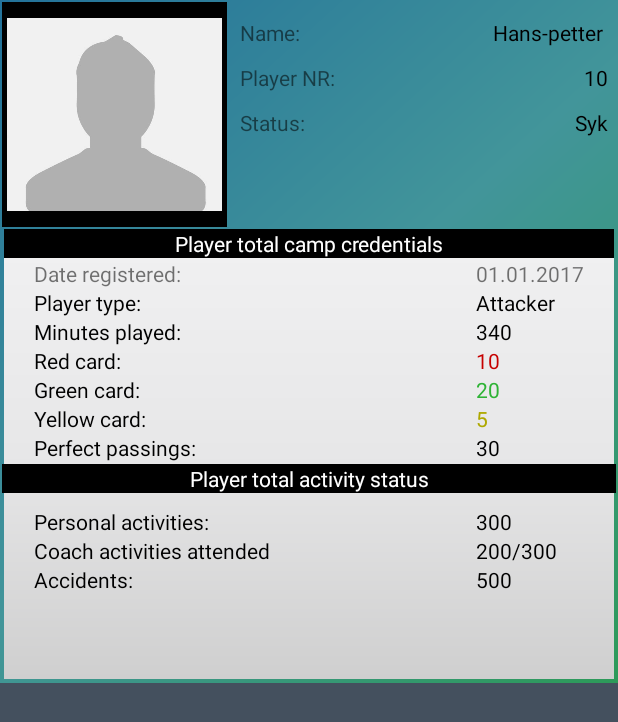
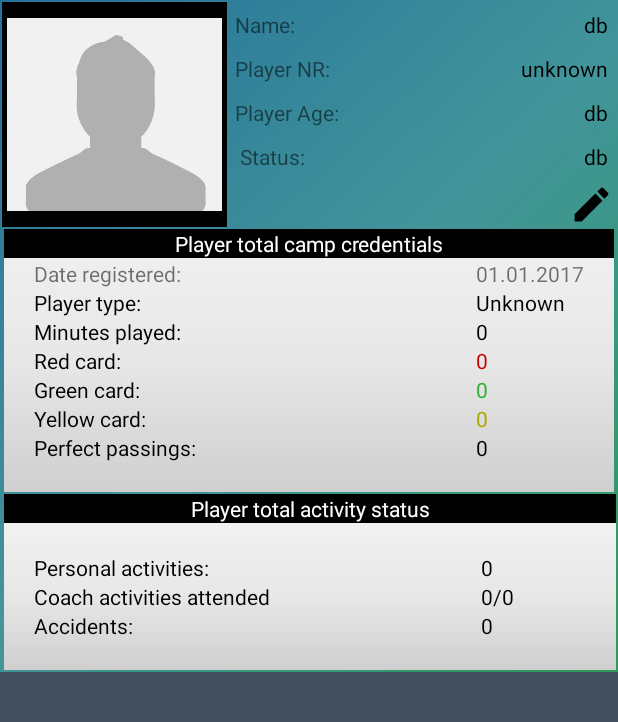
Before and after one commit to gebib/Idretts_app, an Android app: the fragment ProfileView placed in its activity, on a phone screen of 412 x 824 dp. Shown: the top 722 px of the screen. Run offline under Robolectric (Android 15) with nearby library versions, the phone set to English and light mode, and no system bars; our stand-ins replace Firebase (no records; nobody signed in at launch, a user with empty details on screens opened directly).

Commit message:
update20.1: dbRgUser new info, profile page ready.. picasso next, DB query next

```diff
--- a/app/src/main/java/com/example/gruppe43/idretts_app/application/controll/Authentication.java
+++ b/app/src/main/java/com/example/gruppe43/idretts_app/application/controll/Authentication.java
@@ -139,6 +139,9 @@ public class Authentication {
                     current_user_db.child("registeredDate").setValue(registeredDate);
                     current_user_db.child("confirmedByCoach").setValue(confirmation);//TODO coach need to confirm and user is restricted until then, remove auto or manually if not confirmed
                     current_user_db.child("isAdmin").setValue("false");
+                    current_user_db.child("playerNr").setValue("unknown");//TODO
+                    current_user_db.child("playerType").setValue("unknown");//TODO
+                    current_user_db.child("status").setValue("Active");// TODO change when abcence registered
                     progressDialog.dismiss();
                     checkIfThitIsFirstUser();
                     signIn(email,pass);
--- a/app/src/main/java/com/example/gruppe43/idretts_app/application/controll/DataBaseHelper.java
+++ b/app/src/main/java/com/example/gruppe43/idretts_app/application/controll/DataBaseHelper.java
@@ -229,21 +229,6 @@ public class DataBaseHelper extends Authentication {
         });
     }
 
-/*    private void getUserNameGivenId(String userId){
-        fbUsersDbRef.child(userId).addValueEventListener(new ValueEventListener() {
-            @Override
-            public void onDataChange(DataSnapshot dataSnapshot) {
-                if(dataSnapshot.exists()){
-                    player_posts.child()
-                }
-            }
-
-            @Override
-            public void onCancelled(DatabaseError databaseError) {
-
-            }
-        })
-    }*/
 
     //get the name of owner of this post key
     private void getPostOwnerName(String postOwnersId) {
--- a/app/src/main/java/com/example/gruppe43/idretts_app/application/model/UsersModel.java
+++ b/app/src/main/java/com/example/gruppe43/idretts_app/application/model/UsersModel.java
@@ -11,19 +11,25 @@ public class UsersModel {
     private String isAdmin;
     private String lastName;
     private String playerAge;
+    private String playerNr;
+    private String playerType;
     private String registeredDate;
+    private String status;
 
     public UsersModel() {
     }
 
-    public UsersModel(boolean confirmedByCoach, String firstName, String image, String isAdmin, String lastName, String playerAge, String registeredDate) {
+    public UsersModel(boolean confirmedByCoach, String firstName, String image, String isAdmin, String lastName, String playerAge, String playerNr, String playerType, String registeredDate, String status) {
         this.confirmedByCoach = confirmedByCoach;
         this.firstName = firstName;
         this.image = image;
         this.isAdmin = isAdmin;
         this.lastName = lastName;
         this.playerAge = playerAge;
+        this.playerNr = playerNr;
+        this.playerType = playerType;
         this.registeredDate = registeredDate;
+        this.status = status;
     }
 
     public boolean isConfirmedByCoach() {
@@ -74,6 +80,22 @@ public class UsersModel {
         this.playerAge = playerAge;
     }
 
+    public String getPlayerNr() {
+        return playerNr;
+    }
+
+    public void setPlayerNr(String playerNr) {
+        this.playerNr = playerNr;
+    }
+
+    public String getPlayerType() {
+        return playerType;
+    }
+
+    public void setPlayerType(String playerType) {
+        this.playerType = playerType;
+    }
+
     public String getRegisteredDate() {
         return registeredDate;
     }
@@ -81,4 +103,12 @@ public class UsersModel {
     public void setRegisteredDate(String registeredDate) {
         this.registeredDate = registeredDate;
     }
+
+    public String getStatus() {
+        return status;
+    }
+
+    public void setStatus(String status) {
+        this.status = status;
+    }
 }
--- a/app/src/main/java/com/example/gruppe43/idretts_app/application/view/fragments/FullActivityInfo.java
+++ b/app/src/main/java/com/example/gruppe43/idretts_app/application/view/fragments/FullActivityInfo.java
@@ -94,7 +94,7 @@ public class FullActivityInfo extends Fragment {
         absenceControllButton.setOnClickListener(new View.OnClickListener() {
             @Override
             public void onClick(View v) {
-                System.out.println("///////////////////////////// absenceControllButon"); //TODO
+                 //TODO absence controll popup
             }
         });
 
--- a/app/src/main/java/com/example/gruppe43/idretts_app/application/view/fragments/ProfileView.java
+++ b/app/src/main/java/com/example/gruppe43/idretts_app/application/view/fragments/ProfileView.java
@@ -1,24 +1,48 @@
 package com.example.gruppe43.idretts_app.application.view.fragments;
 
 
-import android.app.Activity;
 import android.content.Context;
 import android.os.Bundle;
 import android.support.v4.app.Fragment;
-import android.util.DisplayMetrics;
-import android.view.Display;
 import android.view.LayoutInflater;
 import android.view.View;
 import android.view.ViewGroup;
-import android.view.WindowManager;
 import android.widget.ImageView;
+import android.widget.TextView;
 
 import com.example.gruppe43.idretts_app.R;
 import com.example.gruppe43.idretts_app.application.interfaces.FragmentActivityInterface;
 
+import java.util.ArrayList;
+
 public class ProfileView extends Fragment {
     private FragmentActivityInterface mCallback;
-    private ImageView profileImage;
+
+    private ImageView profImageIV;//profile image
+
+    private TextView profileNameTv;
+    private TextView textView3PlayerNr;
+    private TextView textView11PlayerAge;
+    private TextView textView8Status;
+
+    private ImageView imageButtonEditProfile;//use as button
+
+    private TextView dateRegisteredDate;
+    private TextView playerTypeText;
+    private TextView numberOfminutePlayedText;
+    private TextView numberOfRedCardText;
+    private TextView numberOfGreenCardText;
+    private TextView numberOfYellowCardText;
+    private TextView numberOfPerfectPassingsText;
+    private TextView personalActivityActivitiesText;
+    private TextView coachActivityAttendedText;
+    private TextView numberOfAccidentsText;
+    private ArrayList<String> selectedUserIfoData;
+
+
+    public void setSelectedUserIfoData(ArrayList<String> selectedUserIfoData) {
+        this.selectedUserIfoData = selectedUserIfoData;
+    }
 
     public ProfileView() {
         // Required empty public constructor
@@ -41,6 +65,60 @@ public class ProfileView extends Fragment {
         mCallback.getFab().hide();
 
 
+        profileNameTv = (TextView) view.findViewById(R.id.profileNameTv);
+        profImageIV = (ImageView) view.findViewById(R.id.profImageIV);
+        textView3PlayerNr = (TextView) view.findViewById(R.id.textView3PlayerNr);
+
+        textView11PlayerAge = (TextView) view.findViewById(R.id.textView11PlayerAge);
+        textView8Status = (TextView) view.findViewById(R.id.textView8Status);
+
+        imageButtonEditProfile = (ImageView) view.findViewById(R.id.imageButtonEditProfile);
+
+        dateRegisteredDate = (TextView) view.findViewById(R.id.dateRegisteredDate);
+        playerTypeText = (TextView) view.findViewById(R.id.playerTypeText);
+        numberOfminutePlayedText = (TextView) view.findViewById(R.id.numberOfminutePlayedText);
+        numberOfRedCardText = (TextView) view.findViewById(R.id.numberOfRedCardText);
+        numberOfGreenCardText = (TextView) view.findViewById(R.id.numberOfGreenCardText);
+        numberOfYellowCardText = (TextView) view.findViewById(R.id.numberOfYellowCardText);
+        numberOfPerfectPassingsText = (TextView) view.findViewById(R.id.numberOfPerfectPassingsText);
+        personalActivityActivitiesText = (TextView) view.findViewById(R.id.personalActivityActivitiesText);
+        coachActivityAttendedText = (TextView) view.findViewById(R.id.coachActivityAttendedText);
+        numberOfAccidentsText = (TextView) view.findViewById(R.id.numberOfAccidentsText);
+
+
+        profImageIV.setOnClickListener(new View.OnClickListener() {
+            @Override
+            public void onClick(View v) {
+                System.out.println("////////////////// set image picasso");//TODO
+            }
+        });
+
+        imageButtonEditProfile.setOnClickListener(new View.OnClickListener() {
+            @Override
+            public void onClick(View v) {
+                System.out.println("////////////////// identify current user and get popup to fill inn the missings");//TODO
+            }
+        });
+
+        //profImageIV TODO picasso
+        if(selectedUserIfoData != null){
+            profileNameTv.setText(selectedUserIfoData.get(0));
+            textView3PlayerNr.setText(selectedUserIfoData.get(1));
+            textView11PlayerAge.setText(selectedUserIfoData.get(2));
+            textView8Status.setText(selectedUserIfoData.get(3));
+
+            dateRegisteredDate.setText(selectedUserIfoData.get(4));
+            playerTypeText.setText(selectedUserIfoData.get(5));
+            numberOfminutePlayedText.setText(selectedUserIfoData.get(6));
+            numberOfRedCardText.setText(selectedUserIfoData.get(7));
+            numberOfGreenCardText.setText(selectedUserIfoData.get(8));
+            numberOfYellowCardText.setText(selectedUserIfoData.get(9));
+            numberOfPerfectPassingsText.setText(selectedUserIfoData.get(10));
+
+            personalActivityActivitiesText.setText(selectedUserIfoData.get(11));
+            coachActivityAttendedText.setText(selectedUserIfoData.get(12));
+            numberOfAccidentsText.setText(selectedUserIfoData.get(13));
+        }
 
 
         return view;
--- /dev/null
+++ b/app/src/main/res/drawable/edit.xml
@@ -0,0 +1,9 @@
+<vector xmlns:android="http://schemas.android.com/apk/res/android"
+        android:width="24dp"
+        android:height="24dp"
+        android:viewportWidth="24.0"
+        android:viewportHeight="24.0">
+    <path
+        android:fillColor="#FF000000"
+        android:pathData="M3,17.25V21h3.75L17.81,9.94l-3.75,-3.75L3,17.25zM20.71,7.04c0.39,-0.39 0.39,-1.02 0,-1.41l-2.34,-2.34c-0.39,-0.39 -1.02,-0.39 -1.41,0l-1.83,1.83 3.75,3.75 1.83,-1.83z"/>
+</vector>
--- a/app/src/main/res/layout/fragment_profile_view.xml
+++ b/app/src/main/res/layout/fragment_profile_view.xml
@@ -38,80 +38,95 @@
                     android:layout_width="wrap_content"
                     android:layout_height="wrap_content"
                     android:maxLength="20"
-                    android:paddingBottom="5dp"
-                    android:paddingTop="5dp"
-                    android:text=" Name: " />
 
-                <TextView
-                    android:layout_width="match_parent"
-                    android:layout_height="wrap_content"
-                    android:maxLength="15"
-                    android:maxLines="1"
-                    android:paddingBottom="5dp"
-                    android:paddingTop="5dp"
-                    android:scrollHorizontally="true"
-                    android:text="Hans-petter "
-                    android:textAlignment="textEnd"
-                    android:textColor="@color/black" />
+                    android:text="@string/profileNameLabe" />
 
             </LinearLayout>
 
-            <LinearLayout
+
+            <TextView
+                android:id="@+id/profileNameTv"
                 android:layout_width="match_parent"
-                android:layout_height="wrap_content">
+                android:layout_height="wrap_content"
+                android:layout_toEndOf="@+id/psl"
+                android:fadingEdge="horizontal"
+                android:marqueeRepeatLimit="marquee_forever"
+                android:maxLines="1"
+                android:scrollHorizontally="true"
+                android:text="db"
+                android:textAlignment="textEnd"
+                android:textColor="@color/black" />
 
-            </LinearLayout>
 
-            <LinearLayout
-                android:layout_width="match_parent"
-                android:layout_height="wrap_content">
-
-            </LinearLayout>
+            <TextView
+                android:id="@+id/playerAge"
+                android:layout_width="wrap_content"
+                android:layout_height="wrap_content"
+                android:layout_alignParentStart="true"
+                android:layout_below="@+id/ppn"
+                android:layout_marginTop="10dp"
+                android:text="@string/player_age" />
 
             <TextView
                 android:id="@+id/ppn"
                 android:layout_width="wrap_content"
                 android:layout_height="wrap_content"
-                android:layout_alignParentStart="true"
-                android:layout_below="@+id/linearLayout"
-                android:paddingBottom="5dp"
-                android:paddingTop="5dp"
-                android:text=" Player NR: " />
+
+                android:layout_alignBaseline="@+id/textView3PlayerNr"
+                android:layout_alignBottom="@+id/textView3PlayerNr"
+                android:layout_toEndOf="@+id/textView3"
+                android:text="@string/profilePlayer_nr" />
+
+            <TextView
+
+                android:id="@+id/textView3"
+                android:layout_width="wrap_content"
+                android:layout_height="wrap_content"
+                android:layout_alignParentStart="true" />
 
             <TextView
                 android:id="@+id/psl"
                 android:layout_width="wrap_content"
                 android:layout_height="wrap_content"
-
-                android:layout_alignParentStart="true"
-                android:layout_below="@+id/ppn"
-                android:paddingBottom="5dp"
-                android:paddingTop="5dp"
+                android:layout_below="@+id/playerAge"
+                android:layout_marginTop="10dp"
                 android:text=" Status: " />
 
             <TextView
-                android:id="@+id/textView8"
+                android:id="@+id/textView8Status"
                 android:layout_width="wrap_content"
                 android:layout_height="wrap_content"
+
+
+                android:layout_alignBaseline="@+id/psl"
+                android:layout_alignBottom="@+id/psl"
                 android:layout_alignParentEnd="true"
-                android:layout_below="@+id/ppn"
                 android:maxLength="15"
-                android:paddingBottom="5dp"
-                android:paddingTop="5dp"
-                android:text="Syk"
+                android:text="db"
                 android:textAlignment="textEnd"
                 android:textColor="@color/black" />
 
             <TextView
-                android:id="@+id/textView3"
+                android:id="@+id/textView3PlayerNr"
                 android:layout_width="wrap_content"
                 android:layout_height="wrap_content"
                 android:layout_alignParentEnd="true"
                 android:layout_below="@+id/linearLayout"
+                android:layout_marginTop="10dp"
                 android:maxLength="15"
-                android:paddingBottom="5dp"
-                android:paddingTop="5dp"
-                android:text="10"
+                android:text="unknown"
+                android:textAlignment="textEnd"
+                android:textColor="@color/black" />
+
+            <TextView
+                android:id="@+id/textView11PlayerAge"
+                android:layout_width="wrap_content"
+                android:layout_height="wrap_content"
+                android:layout_alignParentEnd="true"
+
+                android:layout_alignTop="@+id/playerAge"
+                android:maxLength="15"
+                android:text="db"
                 android:textAlignment="textEnd"
                 android:textColor="@color/black" />
         </RelativeLayout>
@@ -119,7 +134,7 @@
         <RelativeLayout
             android:id="@+id/secondRelativeLayout"
             android:layout_width="match_parent"
-            android:layout_height="300dp"
+            android:layout_height="wrap_content"
             android:layout_below="@+id/topRelativLayout"
             android:layout_margin="1dp"
             android:background="@drawable/gradient_bg"
@@ -157,7 +172,7 @@
                 android:layout_alignParentEnd="true"
                 android:layout_alignStart="@+id/dateRegisteredDate"
                 android:layout_below="@+id/dateRegisteredDate"
-                android:text="Attacker"
+                android:text="Unknown"
                 android:textColor="@color/black" />
 
             <TextView
@@ -176,7 +191,7 @@
                 android:layout_alignParentEnd="true"
                 android:layout_alignStart="@+id/playerTypeText"
                 android:layout_below="@+id/playerTypeText"
-                android:text="340"
+                android:text="0"
                 android:textColor="@color/black" />
 
             <TextView
@@ -195,7 +210,7 @@
                 android:layout_alignParentEnd="true"
                 android:layout_alignStart="@+id/numberOfminutePlayedText"
                 android:layout_below="@+id/numberOfminutePlayedText"
-                android:text="10"
+                android:text="0"
                 android:textColor="#c60000" />
 
             <TextView
@@ -214,7 +229,7 @@
                 android:layout_alignParentEnd="true"
                 android:layout_alignStart="@+id/numberOfRedCardText"
                 android:layout_below="@+id/numberOfRedCardText"
-                android:text="20"
+                android:text="0"
                 android:textColor="#2eb335" />
 
             <TextView
@@ -233,7 +248,7 @@
                 android:layout_alignParentEnd="true"
                 android:layout_alignStart="@+id/numberOfGreenCardText"
                 android:layout_below="@+id/numberOfGreenCardText"
-                android:text="5"
+                android:text="0"
                 android:textColor="#FFAEA800" />
 
             <TextView
@@ -252,65 +267,10 @@
                 android:layout_alignParentEnd="true"
                 android:layout_alignStart="@+id/numberOfYellowCardText"
                 android:layout_below="@+id/numberOfYellowCardText"
-                android:text="30"
+                android:text="0"
                 android:textColor="@color/black" />
 
-            <TextView
-                android:id="@+id/personalActivityActivities"
-                android:layout_width="wrap_content"
-                android:layout_height="wrap_content"
-                android:layout_alignParentStart="true"
-                android:layout_below="@+id/numberOfPerfectPassings"
-                android:layout_marginTop="30dp"
-                android:text="Personal activities:"
-                android:textColor="@color/black" />
 
-            <TextView
-                android:id="@+id/personalActivityActivitiesText"
-                android:layout_width="wrap_content"
-                android:layout_height="wrap_content"
-                android:layout_alignBaseline="@+id/personalActivityActivities"
-                android:layout_alignBottom="@+id/personalActivityActivities"
-                android:layout_alignParentEnd="true"
-                android:layout_alignStart="@+id/numberOfPerfectPassingsText"
-                android:text="300"
-                android:textColor="@color/black" />
-
-            <TextView
-                android:id="@+id/coachActivityAttended"
-                android:layout_width="wrap_content"
-                android:layout_height="wrap_content"
-                android:layout_alignParentStart="true"
-                android:layout_below="@+id/personalActivityActivities"
-                android:text="Coach activities attended"
-                android:textColor="@color/black" />
-
-            <TextView
-                android:id="@+id/coachActivityAttendedText"
-                android:layout_width="wrap_content"
-                android:layout_height="wrap_content"
-                android:layout_alignStart="@+id/personalActivityActivitiesText"
-                android:layout_below="@+id/personalActivityActivitiesText"
-                android:text="200/300"
-                android:textColor="@color/black" />
-
-            <TextView
-                android:id="@+id/numberOfAccidents"
-                android:layout_width="wrap_content"
-                android:layout_height="wrap_content"
-                android:layout_alignParentStart="true"
-                android:layout_below="@+id/coachActivityAttended"
-                android:text="Accidents:"
-                android:textColor="@color/black" />
-
-            <TextView
-                android:id="@+id/numberOfAccidentsText"
-                android:layout_width="wrap_content"
-                android:layout_height="wrap_content"
-                android:layout_alignStart="@+id/coachActivityAttendedText"
-                android:layout_below="@+id/coachActivityAttendedText"
-                android:text="500"
-                android:textColor="@color/black" />
         </RelativeLayout>
 
         <TextView
@@ -329,12 +289,89 @@
             android:id="@+id/otherPlayerStatus"
             android:layout_width="match_parent"
             android:layout_height="wrap_content"
+            android:layout_alignStart="@+id/secondRelativeLayout"
+            android:layout_below="@+id/secondRelativeLayout"
             android:background="@color/black"
             android:gravity="center"
             android:text="Player total activity status"
-            android:textColor="#ffffff"
-            android:layout_marginBottom="124dp"
-            android:layout_alignBottom="@+id/secondRelativeLayout"
-            android:layout_centerHorizontal="true" />
+            android:textColor="#ffffff" />
+
+        <RelativeLayout
+            android:layout_width="match_parent"
+            android:layout_height="wrap_content"
+            android:layout_alignStart="@+id/otherPlayerStatus"
+            android:layout_below="@+id/otherPlayerStatus"
+            android:background="@drawable/gradient_bg"
+            android:padding="20dp">
+
+            <TextView
+                android:id="@+id/personalActivityActivities"
+                android:layout_width="wrap_content"
+                android:layout_height="wrap_content"
+
+                android:layout_alignParentStart="true"
+                android:layout_alignParentTop="true"
+                android:text="Personal activities:"
+                android:textColor="@color/black" />
+
+            <TextView
+                android:id="@+id/personalActivityActivitiesText"
+                android:layout_width="70dp"
+                android:layout_height="wrap_content"
+
+                android:layout_alignParentEnd="true"
+                android:layout_alignParentTop="true"
+                android:text="0"
+                android:textColor="@color/black" />
+
+            <TextView
+                android:id="@+id/coachActivityAttended"
+                android:layout_width="wrap_content"
+                android:layout_height="wrap_content"
+                android:layout_alignParentStart="true"
+                android:layout_below="@+id/personalActivityActivities"
+                android:text="Coach activities attended"
+                android:textColor="@color/black" />
+
+            <TextView
+                android:id="@+id/coachActivityAttendedText"
+                android:layout_width="wrap_content"
+                android:layout_height="wrap_content"
+                android:layout_alignParentEnd="true"
+                android:layout_alignStart="@+id/personalActivityActivitiesText"
+                android:layout_below="@+id/personalActivityActivitiesText"
+                android:text="0/0"
+                android:textColor="@color/black" />
+
+            <TextView
+                android:id="@+id/numberOfAccidents"
+                android:layout_width="wrap_content"
+                android:layout_height="wrap_content"
+                android:layout_alignParentStart="true"
+                android:layout_below="@+id/coachActivityAttended"
+                android:text="Accidents:"
+                android:textColor="@color/black" />
+
+            <TextView
+                android:id="@+id/numberOfAccidentsText"
+                android:layout_width="wrap_content"
+                android:layout_height="wrap_content"
+                android:layout_alignParentEnd="true"
+                android:layout_alignStart="@+id/coachActivityAttendedText"
+                android:layout_below="@+id/coachActivityAttendedText"
+                android:text="0"
+                android:textColor="@color/black" />
+        </RelativeLayout>
+
+        <ImageView
+            android:id="@+id/imageButtonEditProfile"
+            android:layout_width="30dp"
+            android:layout_height="30dp"
+
+            android:layout_above="@+id/secondRelativeLayout"
+            android:layout_alignEnd="@+id/secondRelativeLayout"
+            android:src="@drawable/edit" />
+
+
     </RelativeLayout>
 </ScrollView>
--- a/app/src/main/res/values/strings.xml
+++ b/app/src/main/res/values/strings.xml
@@ -101,6 +101,9 @@
     <string name="green_cards">Green card:</string>
     <string name="player_data_registration">Player data registration</string>
     <string name="registerDialog">REGISTER</string>
+    <string name="profileNameLabe">Name:</string>
+    <string name="profilePlayer_nr">Player NR:</string>
+    <string name="player_age">Player Age:</string>
 
 
 </resources>
```
